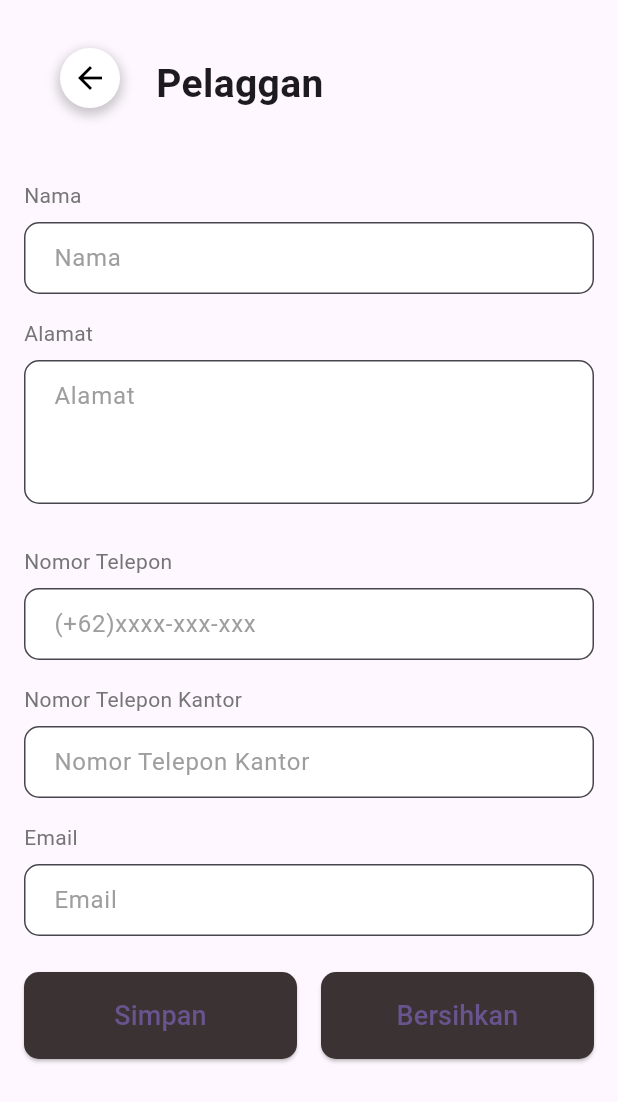
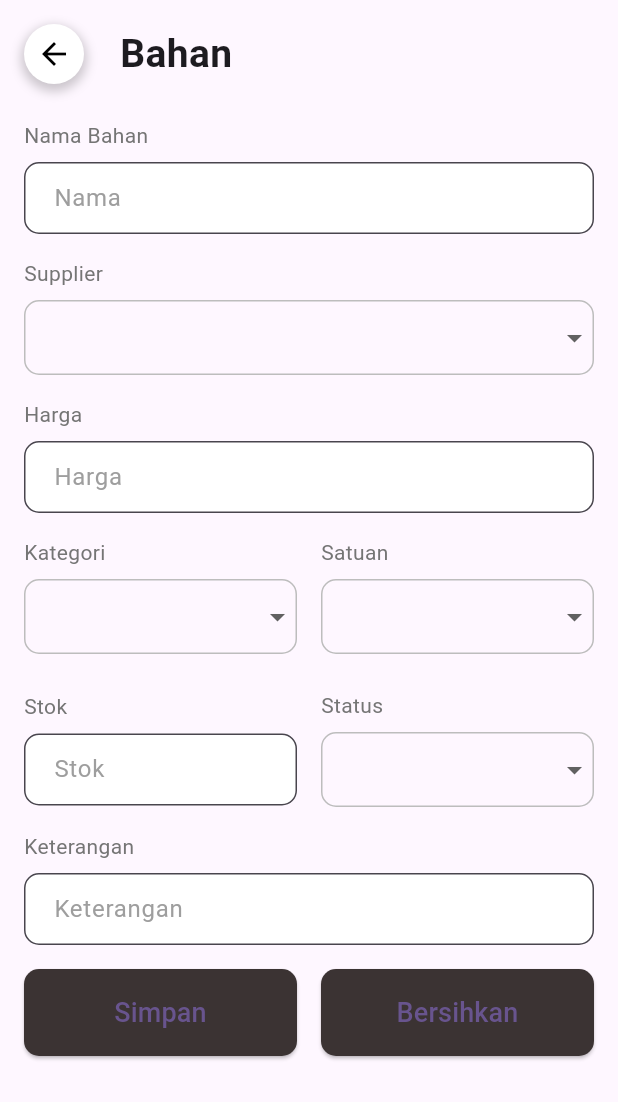
Before and after one commit to h0omanOnEarth/sistem_pencatatan_produksi_cv_bcn, a Flutter app: the MainMasterAdministrasiScreen screen opened by its route, after a tap on "Master Bahan", on a phone screen of 412 x 824 dp. Shown: the top 1102 px of the screen. Run offline on Flutter 3.47's test engine with Material 2 defaults, Android fonts, the light colour scheme and no system bars; our stand-ins replace flutter_bloc.

Commit message:
Tampilan master bahan form

```diff
--- a/lib/administrasi/main/main_administrasi.dart
+++ b/lib/administrasi/main/main_administrasi.dart
@@ -3,6 +3,7 @@ import 'package:sistem_manajemen_produksi_cv_bcn/administrasi/bottom_navigation_
 import 'package:sistem_manajemen_produksi_cv_bcn/administrasi/home_screen_administrasi.dart';
 import 'package:sistem_manajemen_produksi_cv_bcn/administrasi/main/main_laporan.dart';
 import 'package:sistem_manajemen_produksi_cv_bcn/administrasi/main/main_master.dart';
+import 'package:sistem_manajemen_produksi_cv_bcn/master/form/form_bahan.dart';
 import 'package:sistem_manajemen_produksi_cv_bcn/master/form/form_pegawai.dart';
 import 'package:sistem_manajemen_produksi_cv_bcn/master/form/form_pelanggan.dart';
 import 'package:sistem_manajemen_produksi_cv_bcn/master/form/form_supplier.dart';
@@ -63,6 +64,7 @@ class _MainAdministrasiState extends State<MainAdministrasi> {
             FormMasterPelangganScreen.routeName:(context)=> const FormMasterPelangganScreen(),
             FormMasterSupplierScreen.routeName:(context)=> const FormMasterSupplierScreen(),
             FormMasterPegawaiScreen.routeName:(context)=> const FormMasterPegawaiScreen(),
+            FormMasterBahanScreen.routeName: (context)=> const FormMasterBahanScreen()
           });
   }
 }
--- a/lib/administrasi/main/main_master.dart
+++ b/lib/administrasi/main/main_master.dart
@@ -1,4 +1,5 @@
 import 'package:flutter/material.dart';
+import 'package:sistem_manajemen_produksi_cv_bcn/master/form/form_bahan.dart';
 import 'package:sistem_manajemen_produksi_cv_bcn/master/form/form_pegawai.dart';
 import 'package:sistem_manajemen_produksi_cv_bcn/master/form/form_pelanggan.dart';
 import 'package:sistem_manajemen_produksi_cv_bcn/master/form/form_supplier.dart';
@@ -81,7 +82,7 @@ class _MainMasterAdministrasiScreenState extends State<MainMasterAdministrasiScr
                     const SizedBox(height: 16),
                     const CardItem(icon: Icons.people, textA: 'Master Pelanggan', textB: 'Memodifikasi dan melihat data pelanggan', pageRoute: FormMasterPelangganScreen()),
                     const CardItem(icon: Icons.emoji_people_sharp, textA: 'Master Supplier', textB: 'Memodifikasi dan melihat data supplier', pageRoute: FormMasterSupplierScreen()),
-                    const CardItem(icon: Icons.shopping_cart_checkout, textA: 'Master Bahan', textB: 'Memodifikasi dan melihat data bahan', pageRoute: FormMasterPelangganScreen()),
+                    const CardItem(icon: Icons.shopping_cart_checkout, textA: 'Master Bahan', textB: 'Memodifikasi dan melihat data bahan', pageRoute: FormMasterBahanScreen()),
                     const CardItem(icon: Icons.precision_manufacturing, textA: 'Master Mesin', textB: 'Memodifikasi dan melihat data mesin', pageRoute: FormMasterPelangganScreen()),
                     const CardItem(icon: Icons.emoji_people_outlined, textA: 'Master Pegawai', textB: 'Memodifikasi dan melihat data pegawai', pageRoute: FormMasterPegawaiScreen()),
                     const CardItem(icon: Icons.warehouse, textA: 'Master Barang', textB: 'Memodifikasi dan melihat data barang', pageRoute: FormMasterPelangganScreen()),
--- a/lib/master/form/form_bahan.dart
+++ b/lib/master/form/form_bahan.dart
@@ -0,0 +1,249 @@
+import 'package:flutter/material.dart';
+
+class FormMasterBahanScreen extends StatefulWidget {
+  static const routeName = '/form_master_bahan_screen';
+
+  const FormMasterBahanScreen({super.key});
+
+  @override
+  State<FormMasterBahanScreen> createState() =>
+      _FormMasterBahanScreenState();
+}
+
+class _FormMasterBahanScreenState extends State<FormMasterBahanScreen> {
+  String? selectedSupplier;
+  String? selectedKategori;
+  String? selectedSatuan;
+  String? selectedStatus;
+
+
+  Widget buildTextField(String label, String placeholder,
+      {bool multiline = false}) {
+    return Column(
+      crossAxisAlignment: CrossAxisAlignment.start,
+      children: [
+        Text(
+          label,
+          style: TextStyle(
+            fontSize: 14,
+            color: Colors.grey[600],
+          ),
+        ),
+        SizedBox(height: 8.0),
+        TextField(
+          maxLines: multiline ? 3 : 1,
+          decoration: InputDecoration(
+            hintText: placeholder,
+            filled: true,
+            fillColor: Colors.white,
+            border: OutlineInputBorder(
+              borderRadius: BorderRadius.circular(10.0),
+              borderSide: BorderSide(color: Colors.grey[400]!),
+            ),
+            contentPadding:
+                const EdgeInsets.symmetric(vertical: 12.0, horizontal: 16.0),
+            hintStyle: TextStyle(
+              color: Colors.grey[500],
+            ),
+          ),
+        ),
+      ],
+    );
+  }
+
+ Widget buildDropdown(String label, List<String> items) {
+  List<String> uniqueItems = items.toSet().toList(); // Remove duplicates
+  String? selectedValue;
+
+  if (label == 'Supplier') {
+    selectedValue = selectedSupplier;
+  } else if (label == 'Kategori') {
+    selectedValue = selectedKategori;
+  } else if (label == 'Status') {
+    selectedValue = selectedStatus;
+  } else if (label == 'Satuan'){
+    selectedValue = selectedSatuan;
+  }
+
+  return Column(
+    crossAxisAlignment: CrossAxisAlignment.start,
+    children: [
+      Text(
+        label,
+        style: TextStyle(
+          fontSize: 14,
+          color: Colors.grey[600],
+        ),
+      ),
+      SizedBox(height: 8.0),
+      Container(
+        decoration: BoxDecoration(
+          borderRadius: BorderRadius.circular(10.0),
+          border: Border.all(color: Colors.grey[400]!),
+        ),
+        child: DropdownButton<String>(
+          isExpanded: true,
+          value: selectedValue,
+          underline: Container(),
+          items: uniqueItems.map((String value) {
+            return DropdownMenuItem<String>(
+              value: value,
+              child: Padding(
+                padding: const EdgeInsets.symmetric(
+                  vertical: 8.0,
+                  horizontal: 16.0,
+                ),
+                child: Text(
+                  value,
+                  style: TextStyle(color: Colors.black),
+                ),
+              ),
+            );
+          }).toList(),
+          onChanged: (String? newValue) {
+            setState(() {
+              if (label == 'Kategori') {
+                selectedKategori = newValue;
+              } else if (label == 'Supplier') {
+                selectedSupplier = newValue;
+              } else if (label == 'Status') {
+                selectedStatus = newValue;
+              }else if (label == 'Satuan') {
+                selectedSatuan = newValue;
+              }
+            });
+          },
+        ),
+      ),
+    ],
+  );
+}
+
+  @override
+  Widget build(BuildContext context) {
+    return Scaffold(
+      body: SafeArea(
+        child: SingleChildScrollView(
+          child: Container(
+            padding: const EdgeInsets.all(16.0),
+            child: Column(
+              crossAxisAlignment: CrossAxisAlignment.stretch,
+              children: [
+                Row(
+                  children: [
+                    InkWell(
+                      onTap: () {
+                        Navigator.pop(context);
+                      },
+                      child: Container(
+                        decoration: BoxDecoration(
+                          shape: BoxShape.circle,
+                          boxShadow: [
+                            BoxShadow(
+                              color: Colors.black.withOpacity(0.2),
+                              spreadRadius: 2,
+                              blurRadius: 5,
+                              offset: const Offset(0, 3),
+                            ),
+                          ],
+                        ),
+                        child: CircleAvatar(
+                          backgroundColor: Colors.white,
+                          child: Icon(Icons.arrow_back, color: Colors.black),
+                        ),
+                      ),
+                    ),
+                    SizedBox(width: 24.0),
+                    Text(
+                      'Bahan',
+                      style: TextStyle(
+                        fontSize: 26,
+                        fontWeight: FontWeight.bold,
+                      ),
+                    ),
+                  ],
+                ),
+                SizedBox(height: 24.0),
+                buildTextField('Nama Bahan', 'Nama'),
+                SizedBox(height: 16.0),
+                buildDropdown('Supplier', ['Supplier 1', 'Supplier 2']),
+                SizedBox(height: 16.0),
+                buildTextField('Harga', 'Harga'),
+                SizedBox(height: 16.0),
+                Row(
+                  children: [
+                    Expanded(
+                      child: buildDropdown('Kategori', ['Kategori 1', 'Kategori 2', 'Kategori 3']),
+                    ),
+                    SizedBox(width: 16.0),
+                    Expanded(
+                      child: buildDropdown('Satuan', ['Kg', 'Pcs', 'Sak', 'Ton', 'Ons', 'Gram']),
+                    ),
+                  ],
+                ),
+                SizedBox(height: 24.0),
+                Row(
+                  children: [
+                    Expanded(child: buildTextField('Stok', 'Stok')),
+                    SizedBox(width: 16.0),
+                    Expanded(
+                      child: buildDropdown('Status', ['Aktif', 'Tidak Aktif']),
+                    ),
+                  ],
+                ),
+                SizedBox(height: 16),
+                buildTextField('Keterangan', 'Keterangan'),
+                SizedBox(height: 16.0,),
+                Row(
+                  children: [
+                    Expanded(
+                      child: ElevatedButton(
+                        onPressed: () {
+                          // Handle save button press
+                        },
+                        style: ElevatedButton.styleFrom(
+                          backgroundColor: Color.fromRGBO(59, 51, 51, 1),
+                          shape: RoundedRectangleBorder(
+                            borderRadius: BorderRadius.circular(10.0),
+                          ),
+                        ),
+                        child: Padding(
+                          padding: const EdgeInsets.symmetric(vertical: 16.0),
+                          child: Text(
+                            'Simpan',
+                            style: TextStyle(fontSize: 18),
+                          ),
+                        ),
+                      ),
+                    ),
+                    SizedBox(width: 16.0),
+                    Expanded(
+                      child: ElevatedButton(
+                        onPressed: () {
+                          // Handle clear button press
+                        },
+                        style: ElevatedButton.styleFrom(
+                          backgroundColor: Color.fromRGBO(59, 51, 51, 1),
+                          shape: RoundedRectangleBorder(
+                            borderRadius: BorderRadius.circular(10.0),
+                          ),
+                        ),
+                        child: Padding(
+                          padding: const EdgeInsets.symmetric(vertical: 16.0),
+                          child: Text(
+                            'Bersihkan',
+                            style: TextStyle(fontSize: 18),
+                          ),
+                        ),
+                      ),
+                    ),
+                  ],
+                ),
+              ],
+            ),
+          ),
+        ),
+      ),
+    );
+  }
+}
--- a/lib/master/form/form_supplier.dart
+++ b/lib/master/form/form_supplier.dart
@@ -5,7 +5,8 @@ class FormMasterSupplierScreen extends StatefulWidget {
 
   const FormMasterSupplierScreen({super.key});
   @override
-  State<FormMasterSupplierScreen> createState() => _FormMasterSupplierScreenState();
+  State<FormMasterSupplierScreen> createState() =>
+      _FormMasterSupplierScreenState();
 }
 
 class _FormMasterSupplierScreenState extends State<FormMasterSupplierScreen> {
@@ -52,7 +53,8 @@ class _FormMasterSupplierScreenState extends State<FormMasterSupplierScreen> {
                                   ),
                                   child: const CircleAvatar(
                                     backgroundColor: Colors.white,
-                                    child: Icon(Icons.arrow_back, color: Colors.black),
+                                    child:
+                                        Icon(Icons.arrow_back, color: Colors.black),
                                   ),
                                 ),
                               ),
@@ -76,9 +78,11 @@ class _FormMasterSupplierScreenState extends State<FormMasterSupplierScreen> {
                 SizedBox(height: 16.0),
                 RoundedTextField(label: 'Alamat', placeholder: 'Alamat'),
                 SizedBox(height: 16.0),
-                RoundedTextField(label: 'Nomor Telepon', placeholder: '(+62)xxxx-xxx-xxx'),
+                RoundedTextField(
+                    label: 'Nomor Telepon', placeholder: '(+62)xxxx-xxx-xxx'),
                 SizedBox(height: 16.0),
-                RoundedTextField(label: 'Nomor Telepon Kantor', placeholder: 'Nomor Telepon Kantor'),
+                RoundedTextField(
+                    label: 'Nomor Telepon Kantor', placeholder: 'Nomor Telepon Kantor'),
                 SizedBox(height: 16.0),
                 RoundedTextField(label: 'Email', placeholder: 'Email'),
                 SizedBox(height: 16.0),
@@ -108,6 +112,10 @@ class _FormMasterSupplierScreenState extends State<FormMasterSupplierScreen> {
                   decoration: InputDecoration(
                     filled: true,
                     fillColor: Colors.white,
+                    focusedBorder: OutlineInputBorder(
+                      borderRadius: BorderRadius.circular(10.0),
+                      borderSide: BorderSide(color: Colors.grey[400]!),
+                    ),
                     border: OutlineInputBorder(
                       borderRadius: BorderRadius.circular(10.0),
                       borderSide: BorderSide(color: Colors.grey[400]!),
@@ -198,7 +206,12 @@ class RoundedTextField extends StatelessWidget {
               borderRadius: BorderRadius.circular(10.0),
               borderSide: BorderSide(color: Colors.grey[400]!),
             ),
-            contentPadding: const EdgeInsets.symmetric(vertical: 12.0, horizontal: 16.0),
+            focusedBorder: OutlineInputBorder(
+              borderRadius: BorderRadius.circular(10.0),
+              borderSide: BorderSide(color: Colors.grey[400]!),
+            ),
+            contentPadding:
+                const EdgeInsets.symmetric(vertical: 12.0, horizontal: 16.0),
             hintStyle: TextStyle(
               color: Colors.grey[500],
             ),
```
